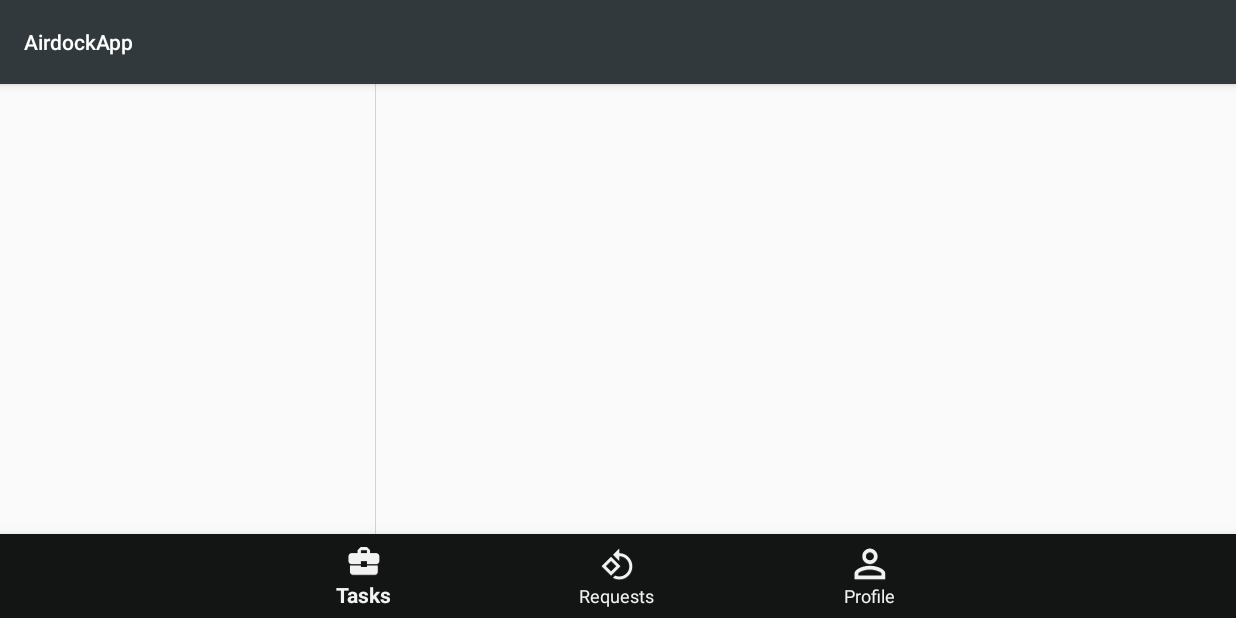
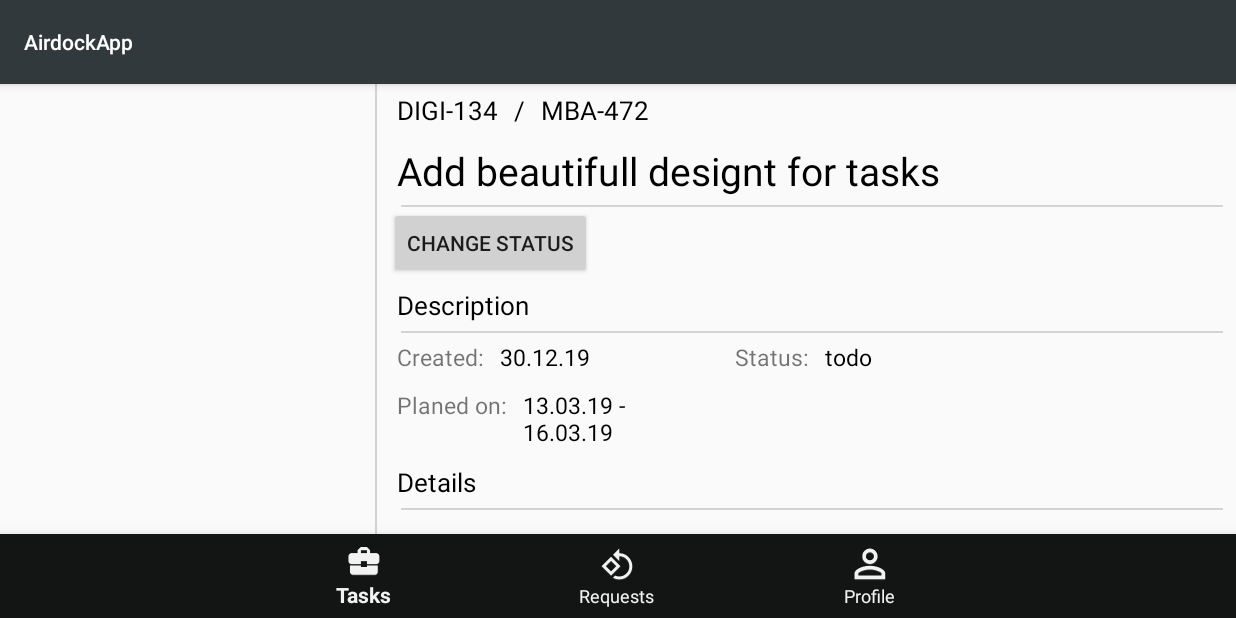
Before and after one commit to Streamline27/AirdockApp, an Android app: the MainActivity screen opened directly, with no data from a screen before it, on a phone screen of 824 x 412 dp (held sideways). Run offline under Robolectric (Android 15) with nearby library versions, the phone set to English and light mode, and no system bars; our stand-ins replace Dagger/Hilt's generated code, RxJava; libraries missing offline, so code that uses them is left out: com.jakewharton.rxbinding2; network calls fail.

Commit message:
Multiple fragments for tasks added

```diff
--- a/app/src/main/java/tti/lv/airdockapp/di/AppComponent.kt
+++ b/app/src/main/java/tti/lv/airdockapp/di/AppComponent.kt
@@ -4,7 +4,10 @@ import dagger.Component
 import tti.lv.airdockapp.screens.AppActivity
 import tti.lv.airdockapp.screens.login.LoginActivity
 import tti.lv.airdockapp.screens.main.MainActivity
+import tti.lv.airdockapp.screens.main.tasks.TaskDescriptionFragment
+import tti.lv.airdockapp.screens.main.tasks.TaskHistoryFragment
 import tti.lv.airdockapp.screens.main.tasks.TaskListFragment
+import tti.lv.airdockapp.screens.main.tasks.TasksFragment
 import javax.inject.Singleton
 
 @Singleton
@@ -13,5 +16,9 @@ interface AppComponent {
     fun inject(target : MainActivity)
     fun inject(target : AppActivity)
     fun inject(target : LoginActivity)
+
+    fun inject(target : TasksFragment)
     fun inject(target : TaskListFragment)
+    fun inject(target : TaskHistoryFragment)
+    fun inject(target : TaskDescriptionFragment)
 }
--- a/app/src/main/java/tti/lv/airdockapp/screens/AppActivity.kt
+++ b/app/src/main/java/tti/lv/airdockapp/screens/AppActivity.kt
@@ -3,9 +3,7 @@ package tti.lv.airdockapp.screens
 import android.app.Activity
 import android.content.Intent
 import android.os.Bundle
-import android.support.design.widget.Snackbar
-import android.support.v7.app.AppCompatActivity
-import tti.lv.airdockapp.R
+
 
 import tti.lv.airdockapp.App
 import tti.lv.airdockapp.screens.login.LoginActivity
--- a/app/src/main/java/tti/lv/airdockapp/screens/main/MainActivity.kt
+++ b/app/src/main/java/tti/lv/airdockapp/screens/main/MainActivity.kt
@@ -14,10 +14,11 @@ import tti.lv.airdockapp.R
 import tti.lv.airdockapp.screens.login.LoginActivity
 import tti.lv.airdockapp.screens.main.requests.RequestsFragment
 import tti.lv.airdockapp.screens.main.tasks.TaskListFragment
+import tti.lv.airdockapp.screens.main.tasks.TasksFragment
 import tti.lv.airdockapp.utilities.SharedPreferenceProvider
 import javax.inject.Inject
 
-class MainActivity : AppCompatActivity(), TaskListFragment.OnFragmentInteractionListener, RequestsFragment.OnFragmentInteractionListener {
+class MainActivity : AppCompatActivity(), RequestsFragment.OnFragmentInteractionListener {
 
     @Inject lateinit var preferenceProvider: SharedPreferenceProvider
 
@@ -29,14 +30,14 @@ class MainActivity : AppCompatActivity(), TaskListFragment.OnFragmentInteraction
 
         if (savedInstanceState == null)
             supportFragmentManager.beginTransaction()
-                    .add(R.id.main_container, TaskListFragment())
+                    .add(R.id.main_container, TasksFragment())
                     .commit()
 
         bottom_navigation.setOnNavigationItemSelectedListener( object : BottomNavigationView.OnNavigationItemSelectedListener {
             override fun onNavigationItemSelected(item: MenuItem): Boolean {
 
                 when(item.itemId) {
-                    R.id.nav_first_fragment  -> TaskListFragment.newInstance("", "").switchTo()
+                    R.id.nav_first_fragment  -> TasksFragment.newInstance("", "").switchTo()
                     R.id.nav_second_fragment -> RequestsFragment.newInstance("", "").switchTo()
                     R.id.nav_third_fragment  -> {
                         Toast.makeText(applicationContext, "Logged out", Toast.LENGTH_SHORT).show()
--- /dev/null
+++ b/app/src/main/java/tti/lv/airdockapp/screens/main/tasks/TaskDescriptionFragment.kt
@@ -0,0 +1,47 @@
+package tti.lv.airdockapp.screens.main.tasks
+
+
+import android.os.Bundle
+import android.support.v4.app.Fragment
+import android.view.LayoutInflater
+import android.view.View
+import android.view.ViewGroup
+
+import tti.lv.airdockapp.R
+
+
+private const val ARG_PARAM1 = "param1"
+private const val ARG_PARAM2 = "param2"
+
+class TaskDescriptionFragment : Fragment() {
+
+    private var param1: String? = null
+    private var param2: String? = null
+
+    override fun onCreate(savedInstanceState: Bundle?) {
+        super.onCreate(savedInstanceState)
+        arguments?.let {
+            param1 = it.getString(ARG_PARAM1)
+            param2 = it.getString(ARG_PARAM2)
+        }
+    }
+
+    override fun onCreateView(inflater: LayoutInflater, container: ViewGroup?,
+                              savedInstanceState: Bundle?): View? {
+        // Inflate the layout for this fragment
+        return inflater.inflate(R.layout.fragment_task_description, container, false)
+    }
+
+
+    companion object {
+
+        @JvmStatic
+        fun newInstance(param1: String, param2: String) =
+                TaskDescriptionFragment().apply {
+                    arguments = Bundle().apply {
+                        putString(ARG_PARAM1, param1)
+                        putString(ARG_PARAM2, param2)
+                    }
+                }
+    }
+}
--- /dev/null
+++ b/app/src/main/java/tti/lv/airdockapp/screens/main/tasks/TaskHistoryFragment.kt
@@ -0,0 +1,55 @@
+package tti.lv.airdockapp.screens.main.tasks
+
+import android.content.Context
+import android.net.Uri
+import android.os.Bundle
+import android.support.v4.app.Fragment
+import android.view.LayoutInflater
+import android.view.View
+import android.view.ViewGroup
+
+import tti.lv.airdockapp.R
+
+
+private const val ARG_PARAM1 = "param1"
+private const val ARG_PARAM2 = "param2"
+
+class TaskHistoryFragment : Fragment() {
+    // TODO: Rename and change types of parameters
+    private var param1: String? = null
+    private var param2: String? = null
+
+    override fun onCreate(savedInstanceState: Bundle?) {
+        super.onCreate(savedInstanceState)
+        arguments?.let {
+            param1 = it.getString(ARG_PARAM1)
+            param2 = it.getString(ARG_PARAM2)
+        }
+    }
+
+    override fun onCreateView(inflater: LayoutInflater, container: ViewGroup?,
+                              savedInstanceState: Bundle?): View? {
+        // Inflate the layout for this fragment
+        return inflater.inflate(R.layout.fragment_task_history, container, false)
+    }
+
+    companion object {
+        /**
+         * Use this factory method to create a new instance of
+         * this fragment using the provided parameters.
+         *
+         * @param param1 Parameter 1.
+         * @param param2 Parameter 2.
+         * @return A new instance of fragment TaskHistoryFragment.
+         */
+        // TODO: Rename and change types and number of parameters
+        @JvmStatic
+        fun newInstance(param1: String, param2: String) =
+                TaskHistoryFragment().apply {
+                    arguments = Bundle().apply {
+                        putString(ARG_PARAM1, param1)
+                        putString(ARG_PARAM2, param2)
+                    }
+                }
+    }
+}
--- a/app/src/main/java/tti/lv/airdockapp/screens/main/tasks/TaskListFragment.kt
+++ b/app/src/main/java/tti/lv/airdockapp/screens/main/tasks/TaskListFragment.kt
@@ -29,7 +29,6 @@ class TaskListFragment : Fragment() {
     // TODO: Rename and change types of parameters
     private var param1: String? = null
     private var param2: String? = null
-    private var listener: OnFragmentInteractionListener? = null
 
     private val mDisp = mutableListOf<Disposable>()
 
@@ -66,8 +65,6 @@ class TaskListFragment : Fragment() {
 
         mDisp += viewAdapter.itemClicks().subscribe{ (position, task) -> mViewModel.selectTask(position, task) }
 
-        mViewModel.fetchTasks()
-
         return view
     }
 
@@ -76,37 +73,9 @@ class TaskListFragment : Fragment() {
         viewAdapter.notifyDataSetChanged()
     }
 
-    // TODO: Rename method, update argument and hook method into UI event
-    fun onButtonPressed(uri: Uri) {
-        listener?.onFragmentInteraction(uri)
-    }
-
-    /**
-     * This interface must be implemented by activities that contain this
-     * fragment to allow an interaction in this fragment to be communicated
-     * to the activity and potentially other fragments contained in that
-     * activity.
-     *
-     *
-     * See the Android Training lesson [Communicating with Other Fragments]
-     * (http://developer.android.com/training/basics/fragments/communicating.html)
-     * for more information.
-     */
-    interface OnFragmentInteractionListener {
-        // TODO: Update argument type and name
-        fun onFragmentInteraction(uri: Uri)
-    }
 
     companion object {
-        /**
-         * Use this factory method to create a new instance of
-         * this fragment using the provided parameters.
-         *
-         * @param param1 Parameter 1.
-         * @param param2 Parameter 2.
-         * @return A new instance of fragment TaskListFragment.
-         */
-        // TODO: Rename and change types and number of parameters
+
         @JvmStatic
         fun newInstance(param1: String, param2: String) =
                 TaskListFragment().apply {
@@ -117,18 +86,8 @@ class TaskListFragment : Fragment() {
                 }
     }
 
-    override fun onAttach(context: Context) {
-        super.onAttach(context)
-        if (context is OnFragmentInteractionListener) {
-            listener = context
-        } else {
-            throw RuntimeException(context.toString() + " must implement OnFragmentInteractionListener")
-        }
-    }
-
     override fun onDetach() {
         super.onDetach()
         mDisp.forEach{ it.dispose() }
-        listener = null
     }
 }
--- /dev/null
+++ b/app/src/main/java/tti/lv/airdockapp/screens/main/tasks/TasksFragment.kt
@@ -0,0 +1,63 @@
+package tti.lv.airdockapp.screens.main.tasks
+
+import android.content.Context
+import android.net.Uri
+import android.os.Bundle
+import android.support.v4.app.Fragment
+import android.support.v7.app.AppCompatActivity
+import android.view.LayoutInflater
+import android.view.View
+import android.view.ViewGroup
+import tti.lv.airdockapp.App
+
+import tti.lv.airdockapp.R
+import javax.inject.Inject
+
+// TODO: Rename parameter arguments, choose names that match
+// the fragment initialization parameters, e.g. ARG_ITEM_NUMBER
+private const val ARG_PARAM1 = "param1"
+private const val ARG_PARAM2 = "param2"
+
+class TasksFragment : Fragment() {
+
+    private var param1: String? = null
+    private var param2: String? = null
+
+    @Inject lateinit var mViewModel: TaskListViewModel
+
+    override fun onCreate(savedInstanceState: Bundle?) {
+        super.onCreate(savedInstanceState)
+        arguments?.let {
+            param1 = it.getString(ARG_PARAM1)
+            param2 = it.getString(ARG_PARAM2)
+        }
+    }
+
+    override fun onCreateView(inflater: LayoutInflater, container: ViewGroup?,
+                              savedInstanceState: Bundle?): View? {
+        // Inflate the layout for this fragment
+
+        (activity?.application as App).dependencyGraph.inject(this)
+
+        childFragmentManager.beginTransaction()
+                .add(R.id.task_list_container, TaskListFragment.newInstance("", ""))
+                .add(R.id.task_details_container, TaskDescriptionFragment.newInstance("", ""))
+                .add(R.id.task_history_container, TaskHistoryFragment.newInstance("", ""))
+                .commit()
+
+        mViewModel.fetchTasks()
+
+        return inflater.inflate(R.layout.fragment_tasks, container, false)
+    }
+
+    companion object {
+        @JvmStatic
+        fun newInstance(param1: String, param2: String) =
+                TasksFragment().apply {
+                    arguments = Bundle().apply {
+                        putString(ARG_PARAM1, param1)
+                        putString(ARG_PARAM2, param2)
+                    }
+                }
+    }
+}
--- /dev/null
+++ b/app/src/main/res/drawable/custom_button.xml
@@ -0,0 +1,19 @@
+<?xml version="1.0" encoding="utf-8"?>
+<shape xmlns:android="http://schemas.android.com/apk/res/android" android:shape="rectangle" >
+    <corners
+        android:radius="4dp"
+        />
+    <solid
+        android:color="#F1F1F2"
+        />
+    <padding
+        android:left="6dp"
+        android:top="0dp"
+        android:right="6dp"
+        android:bottom="0dp"
+        />
+    <stroke
+        android:width="1dp"
+        android:color="#E3E4E5"
+        />
+</shape>
--- a/app/src/main/res/layout/activity_main.xml
+++ b/app/src/main/res/layout/activity_main.xml
@@ -26,6 +26,7 @@
     </android.support.design.widget.AppBarLayout><!-- End toolbar -->
 
     <!-- Fragment content -->
+    <!-- Fragment content -->
     <FrameLayout
         android:id="@+id/main_container"
         android:layout_width="match_parent"
--- /dev/null
+++ b/app/src/main/res/layout/fragment_task_description.xml
@@ -0,0 +1,141 @@
+<?xml version="1.0" encoding="utf-8"?>
+
+<LinearLayout xmlns:android="http://schemas.android.com/apk/res/android"
+    android:layout_width="match_parent"
+    android:layout_height="match_parent"
+    android:orientation="vertical">
+    <LinearLayout
+        android:layout_width="match_parent"
+        android:layout_height="wrap_content"
+        android:orientation="horizontal">
+        <TextView
+            android:layout_width="wrap_content"
+            style="@style/Header2"
+            android:layout_height="wrap_content"
+            android:text="DIGI-134" />
+        <TextView
+            android:layout_width="wrap_content"
+            android:layout_height="wrap_content"
+            style="@style/Header2"
+            android:text="/"/>
+        <TextView
+            android:layout_width="wrap_content"
+            android:layout_height="wrap_content"
+            style="@style/Header2"
+            android:text="MBA-472"/>
+    </LinearLayout>
+    <TextView
+        android:layout_width="match_parent"
+        android:layout_height="wrap_content"
+        style="@style/Header1"
+        android:text="Add beautifull designt for tasks"/>
+
+    <include layout="@layout/separator_horizontal"/>
+    <!-- Separator line end -->
+    <LinearLayout
+        android:orientation="horizontal"
+        android:layout_width="match_parent"
+        android:layout_height="wrap_content">
+        <Button
+            android:layout_width="wrap_content"
+            android:layout_height="wrap_content"
+            android:id="@+id/angry_btn"
+            android:text="Change status"
+            android:backgroundTint="@color/colorLightLightGrey" />
+
+    </LinearLayout>
+
+    <TextView
+        android:layout_width="wrap_content"
+        style="@style/Header2"
+        android:layout_height="wrap_content"
+        android:text="Description" />
+
+    <include layout="@layout/separator_horizontal"/>
+
+    <LinearLayout
+        android:layout_width="match_parent"
+        android:layout_height="wrap_content"
+        android:orientation="horizontal">
+        <LinearLayout
+            android:layout_weight="0.4"
+            android:layout_width="0dp"
+            android:orientation="vertical"
+            android:layout_height="wrap_content">
+            <LinearLayout
+                android:layout_width="match_parent"
+                android:layout_height="wrap_content"
+                android:orientation="horizontal">
+                <TextView
+                    android:layout_width="wrap_content"
+                    android:layout_height="wrap_content"
+                    style="@style/TextItemLabel"
+                    android:text="Created:"/>
+                <TextView
+                    android:layout_width="wrap_content"
+                    android:layout_height="wrap_content"
+                    style="@style/TextItemContent"
+                    android:text="30.12.19"/>
+            </LinearLayout><!-- Label : Text -->
+
+            <LinearLayout
+                android:layout_width="match_parent"
+                android:layout_height="wrap_content"
+                android:orientation="horizontal">
+                <TextView
+                    android:layout_width="wrap_content"
+                    android:layout_height="wrap_content"
+                    style="@style/TextItemLabel"
+                    android:text="Planed on:"/>
+                <TextView
+                    android:layout_width="wrap_content"
+                    android:layout_height="wrap_content"
+                    style="@style/TextItemContent"
+                    android:textColor="@color/colorBlack"
+
+                    android:text="13.03.19 - 16.03.19"/>
+            </LinearLayout><!-- Label : Text -->
+
+        </LinearLayout><!-- Column 1 -->
+        <LinearLayout
+            android:layout_weight="0.6"
+            android:layout_width="0dp"
+            android:orientation="vertical"
+            android:layout_height="wrap_content">
+
+            <LinearLayout
+                android:layout_width="match_parent"
+                android:layout_height="wrap_content"
+                android:orientation="horizontal">
+                <TextView
+                    android:layout_width="wrap_content"
+                    android:layout_height="wrap_content"
+                    style="@style/TextItemLabel"
+                    android:text="Status:"/>
+                <TextView
+                    android:layout_width="wrap_content"
+                    android:layout_height="wrap_content"
+                    style="@style/TextItemContent"
+                    android:text="todo"/>
+            </LinearLayout><!-- Label : Text -->
+
+        </LinearLayout><!-- Column 2 -->
+    </LinearLayout><!-- Description block End-->
+    <LinearLayout
+        android:layout_width="match_parent"
+        android:layout_height="wrap_content"
+        android:orientation="vertical">
+        <TextView
+            android:layout_width="wrap_content"
+            android:layout_height="wrap_content"
+            style="@style/Header2"
+            android:text="Details"/>
+        <include layout="@layout/separator_horizontal"></include>
+
+        <TextView
+            android:layout_width="match_parent"
+            android:layout_height="wrap_content"
+            android:padding="8dp"
+            android:text="@string/long_text_mock"/>
+    </LinearLayout>
+</LinearLayout>
--- /dev/null
+++ b/app/src/main/res/layout/fragment_task_history.xml
@@ -0,0 +1,13 @@
+<?xml version="1.0" encoding="utf-8"?>
+<LinearLayout xmlns:android="http://schemas.android.com/apk/res/android"
+    android:orientation="vertical"
+    android:layout_width="match_parent"
+    android:layout_height="wrap_content">
+    <TextView
+        android:layout_width="wrap_content"
+        android:layout_height="wrap_content"
+        style="@style/Header2"
+        android:text="History"/>
+    <include layout="@layout/separator_horizontal"></include>
+
+</LinearLayout>
--- a/app/src/main/res/layout/fragment_task_list.xml
+++ b/app/src/main/res/layout/fragment_task_list.xml
@@ -1,19 +1,7 @@
 <?xml version="1.0" encoding="utf-8"?>
-<FrameLayout xmlns:android="http://schemas.android.com/apk/res/android"
-    xmlns:tools="http://schemas.android.com/tools"
+
+<LinearLayout xmlns:android="http://schemas.android.com/apk/res/android"
     android:layout_width="match_parent"
-    android:layout_height="match_parent"
-    tools:context=".screens.main.tasks.TaskListFragment">
-
-    <LinearLayout
-        android:layout_width="match_parent"
-        android:layout_height="match_parent"
-        android:orientation="horizontal">
-
-        <!-- Task list -->
-        <LinearLayout
-            android:layout_width="0dp"
-            android:layout_weight="0.3"
     android:layout_height="match_parent">
 
     <android.support.v7.widget.RecyclerView
@@ -23,34 +11,3 @@
         android:layout_height="match_parent"/>
 
 </LinearLayout>
-        <!-- Task list end -->
-        <!-- Separator line -->
-        <View
-            android:layout_width="1px"
-            android:layout_height="match_parent"
-            android:id="@+id/separator"
-            android:visibility="visible"
-            android:layout_marginLeft="8dp"
-            android:layout_marginRight="8dp"
-            android:background="@color/colorLightGrey"/>
-        <!-- Separator line end -->
-
-        <!-- Task content -->
-        <LinearLayout
-            android:layout_width="0dp"
-            android:layout_height="match_parent"
-            android:layout_weight="0.7">
-
-        </LinearLayout>
-        <!-- Task content end -->
-
-    </LinearLayout>
-
-
-
-    <!-- TODO: Update blank fragment layout -->
-
-
-
-
-</FrameLayout>
--- /dev/null
+++ b/app/src/main/res/layout/fragment_tasks.xml
@@ -0,0 +1,31 @@
+<?xml version="1.0" encoding="utf-8"?>
+<LinearLayout xmlns:android="http://schemas.android.com/apk/res/android"
+    android:layout_width="match_parent"
+    android:layout_height="match_parent"
+    android:orientation="horizontal"
+    android:layout_below="@+id/toolbar_layout"
+    android:layout_above="@+id/bottom_navigation"
+    android:baselineAligned="false">
+    <FrameLayout
+        android:id="@+id/task_list_container"
+        android:layout_width="0dp"
+        android:layout_weight="0.3"
+        android:layout_height="match_parent"/>
+    <include layout="@layout/separator_vertical"/>
+    <LinearLayout
+        android:layout_width="0dp"
+        android:layout_weight="0.7"
+        android:orientation="vertical"
+        android:layout_height="match_parent">
+        <LinearLayout
+            android:id="@+id/task_details_container"
+            android:layout_width="match_parent"
+            android:layout_height="wrap_content"
+            android:orientation="vertical" />
+        <LinearLayout
+            android:id="@+id/task_history_container"
+            android:layout_width="match_parent"
+            android:layout_height="wrap_content"
+            android:orientation="vertical" />
+    </LinearLayout>
+</LinearLayout>
--- /dev/null
+++ b/app/src/main/res/layout/separator_horizontal.xml
@@ -0,0 +1,10 @@
+<?xml version="1.0" encoding="utf-8"?>
+<View
+    xmlns:android="http://schemas.android.com/apk/res/android"
+    android:layout_width="match_parent"
+    android:layout_height="1dp"
+    android:id="@+id/separator3"
+    android:visibility="visible"
+    android:layout_marginLeft="8dp"
+    android:layout_marginRight="8dp"
+    android:background="@color/colorLightGrey"/>
--- /dev/null
+++ b/app/src/main/res/layout/separator_vertical.xml
@@ -0,0 +1,10 @@
+<?xml version="1.0" encoding="utf-8"?>
+<View
+    xmlns:android="http://schemas.android.com/apk/res/android"
+    android:layout_width="1dp"
+    android:layout_height="match_parent"
+    android:id="@+id/separator3"
+    android:visibility="visible"
+    android:layout_marginLeft="8dp"
+    android:layout_marginRight="8dp"
+    android:background="@color/colorLightGrey"/>
--- a/app/src/main/res/values/colors.xml
+++ b/app/src/main/res/values/colors.xml
@@ -5,5 +5,7 @@
     <color name="colorAccent">#F2F2F2</color>
     <color name="colorCustomWhite">#F2F2F2</color>
     <color name="colorLightGrey">#d3d3d3</color>
+    <color name="colorLightLightGrey">#d1d1d1</color>
     <color name="colorSkyBlue">#5DB2F6</color>
+    <color name="colorBlack">#000000</color>
 </resources>
--- a/app/src/main/res/values/strings.xml
+++ b/app/src/main/res/values/strings.xml
@@ -5,4 +5,8 @@
     <!-- TODO: Remove or change this placeholder text -->
     <string name="hello_blank_fragment">Hello blank fragment</string>
     <string name="title_activity_launcher">LauncherActivity</string>
+
+    <string name="long_text_mock">Генералы Наполеона, Даву, Ней и Мюрат, находившиеся в близости этой области огня и даже иногда заезжавшие в нее, несколько раз вводили в эту область огня стройные и огромные массы войск. Но противно тому, что неизменно совершалось во всех прежних сражениях, вместо ожидаемого известия о бегстве неприятеля, стройные массы войск возвращались оттуда расстроенными, испуганными толпами. Они вновь устраивали их, но людей всё становилось меньше. В половине дня Мюрат послал к Наполеону своего адъютанта с требованием подкрепления.
+    </string>
+
 </resources>
--- a/app/src/main/res/values/styles.xml
+++ b/app/src/main/res/values/styles.xml
@@ -16,6 +16,38 @@
         <item name="windowNoTitle">true</item>
     </style>
 
+    <style name="Header1">
+        <item name="android:textColor">@color/colorBlack</item>
+        <item name="android:textSize">26sp</item>
+        <item name="android:padding">5dp</item>
+    </style>
+
+    <style name="Header2">
+        <item name="android:textColor">@color/colorBlack</item>
+        <item name="android:textSize">17sp</item>
+        <item name="android:padding">5dp</item>
+    </style>
+
+    <style name="TextItemLabel">
+        <item name="android:textSize">15sp</item>
+        <item name="android:padding">5dp</item>
+    </style>
+    <style name="TextItemContent">
+        <item name="android:textColor">@color/colorBlack</item>
+        <item name="android:textSize">15sp</item>
+        <item name="android:padding">5dp</item>
+    </style>
+
+    <style name="niceButton">
+        <item name="android:textColor">#000000</item>
+        <item name="android:textSize">10sp</item>
+        <item name="android:layout_marginLeft">8dp</item>
+        <item name="android:layout_marginRight">4dp</item>
+        <item name=" android:layout_marginTop">6dp</item>
+        <item name="android:layout_marginBottom">4dp</item>
+        <item name="android:background">@drawable/custom_button</item>
+    </style>
+
     <style name="AppTheme.AppBarOverlay" parent="ThemeOverlay.AppCompat.Dark.ActionBar" />
 
     <style name="AppTheme.PopupOverlay" parent="ThemeOverlay.AppCompat.Light" />
```
Lines whose indentation alone changed are shown as unchanged.
